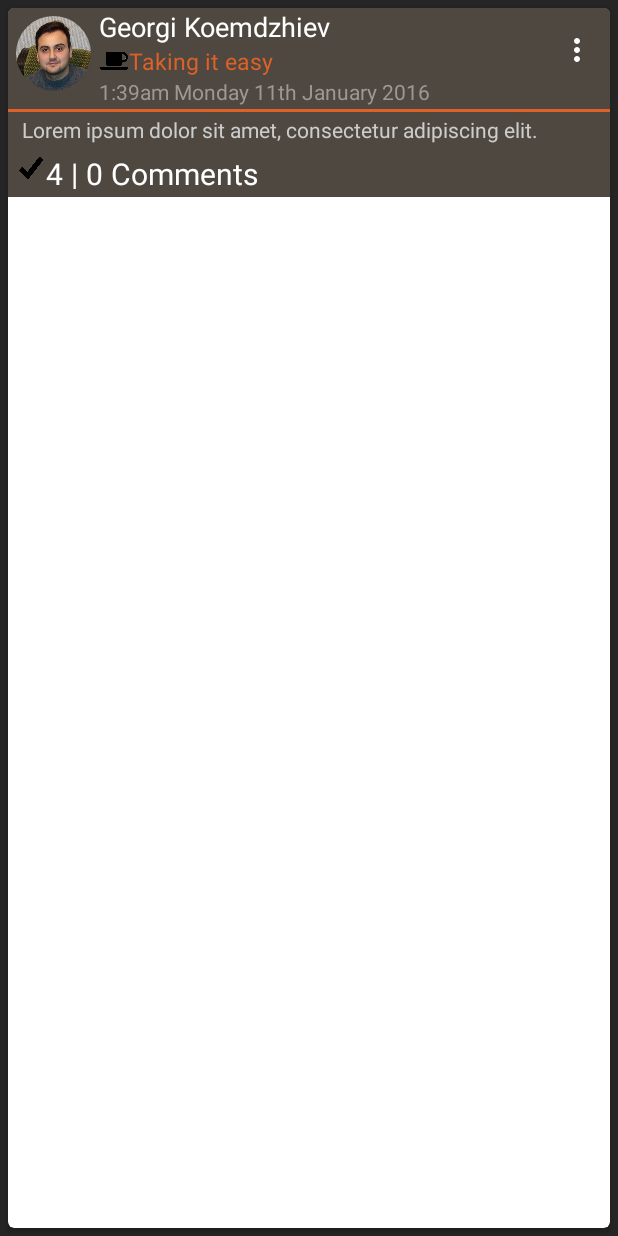
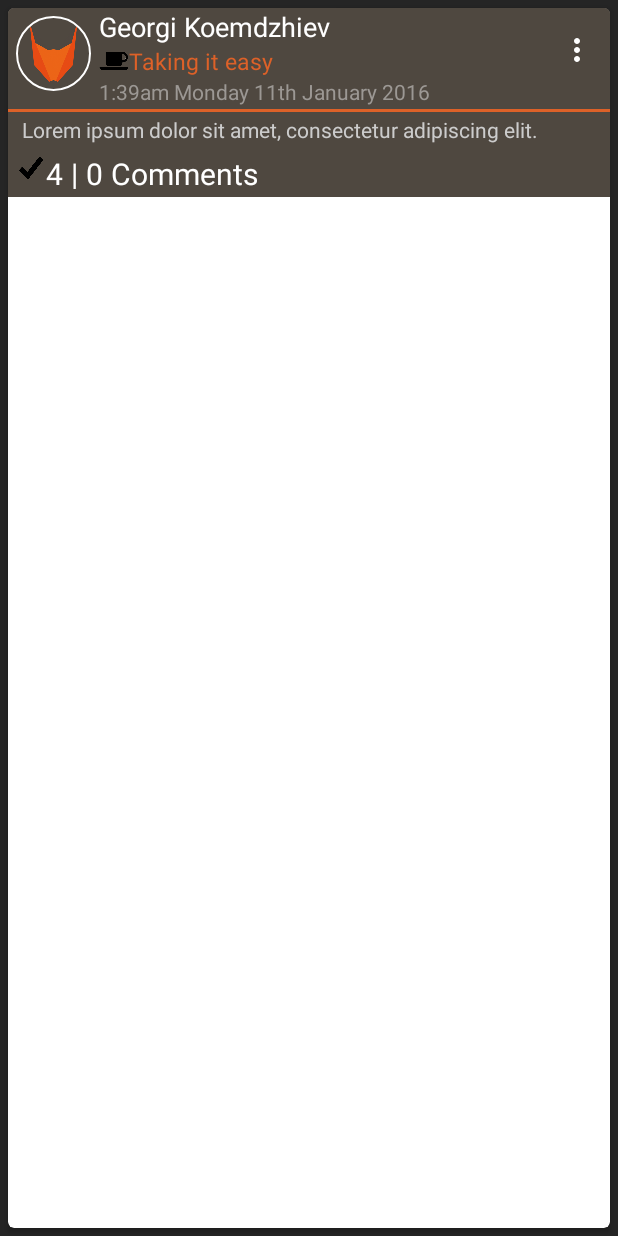
Before and after one commit to georgikoemdzhiev/Lust, an Android app: the fragment FeedFragment shown on its own in the app's theme, on a phone screen of 412 x 824 dp. Run offline under Robolectric (Android 15) with nearby library versions, the phone set to English and light mode, and no system bars; our stand-ins replace CircleImageView; 2 statements that could not run were skipped.

Commit message:
- changed the default picture to the lust icon

```diff
--- a/app/src/main/res/layout/card_layout.xml
+++ b/app/src/main/res/layout/card_layout.xml
@@ -37,7 +37,7 @@
                     android:layout_height="50dp"
                     android:layout_marginTop="5dp"
                     android:src="@drawable/profilepic"
-                    app:civ_border_width="0dp"
+                    app:civ_border_width="1dp"
                     app:civ_border_color="#FFFFFF"/>
 
             </RelativeLayout>
```
Also changed, not shown: app/src/main/res/drawable/profilepic.jpg (deleted), app/src/main/res/drawable/profilepic.png (added).
